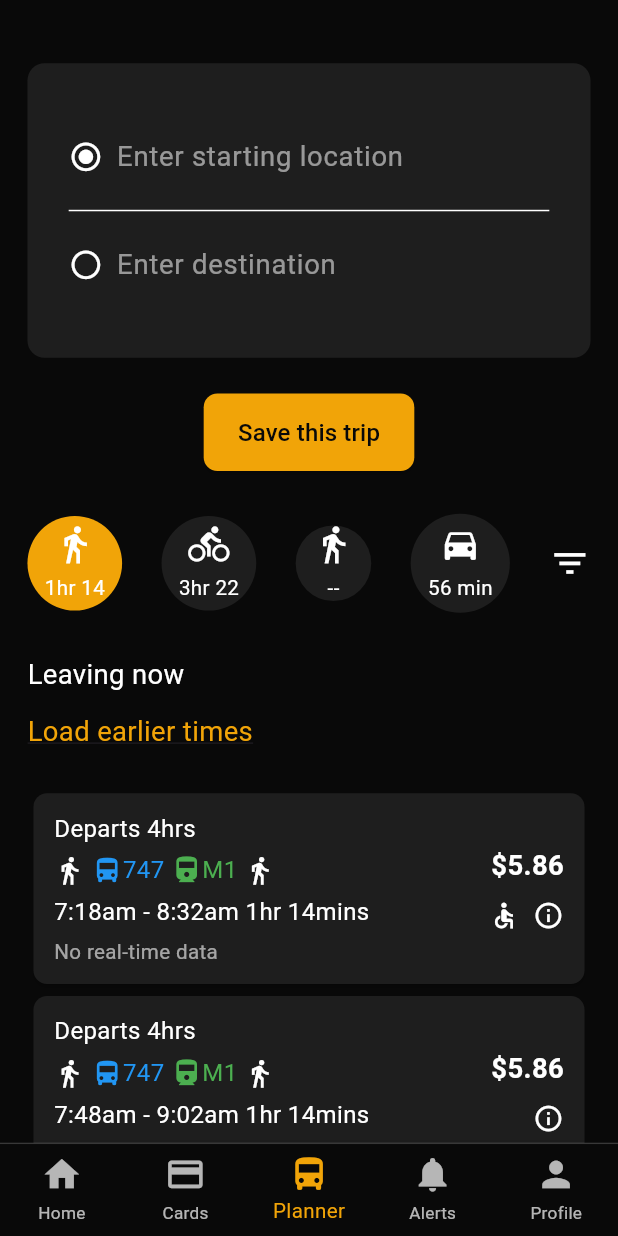
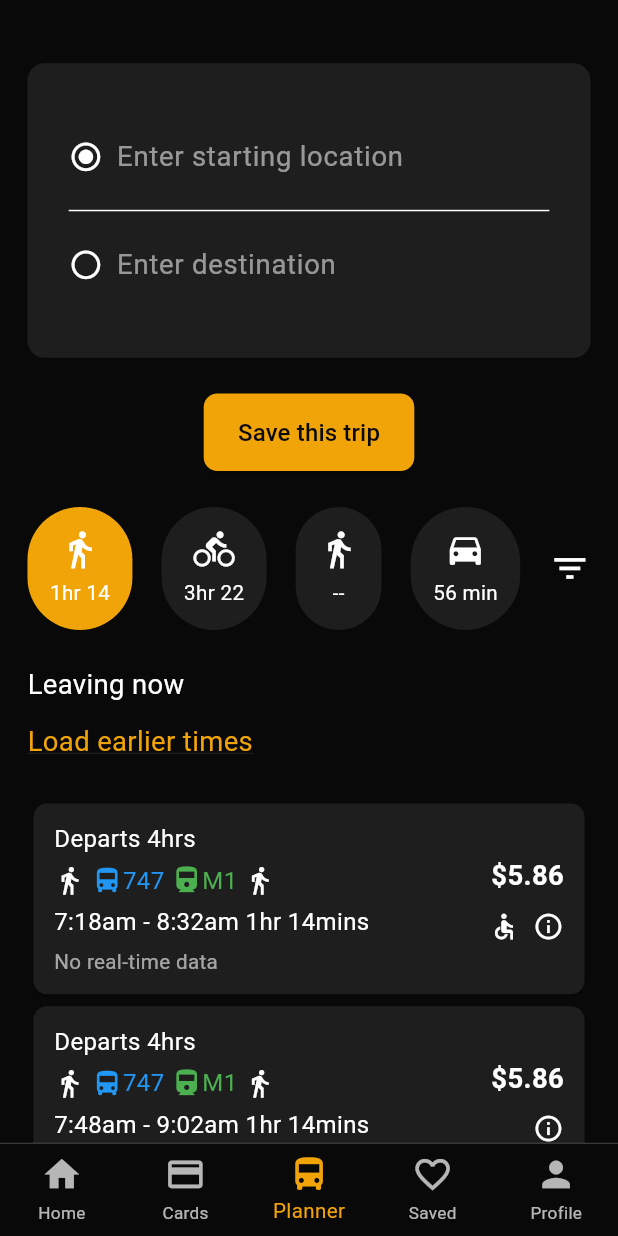
Before and after one commit to SyedMahiuddin/transport, a Flutter app: the screen it shows after launch, item 3 of the bottom bar chosen, on a phone screen of 412 x 824 dp. Run offline on Flutter 3.47's test engine with Material 3 defaults, Android fonts, the phone set to English and light mode, and no system bars; our stand-ins replace flutter_screenutil, get, google_maps_flutter; network calls fail.

Commit message:
all screen complete

```diff
--- a/lib/views/bottom_nav.dart
+++ b/lib/views/bottom_nav.dart
@@ -1,6 +1,8 @@
 import 'package:flutter/material.dart';
 import 'package:flutter_screenutil/flutter_screenutil.dart';
 import 'package:transport/views/card_screen.dart';
+import 'package:transport/views/profile_screen.dart';
+import 'package:transport/views/saved_trip.dart';
 import 'package:transport/views/transport_screen.dart';
 
 import '../customs/color_helper.dart';
@@ -23,8 +25,8 @@ class _OpalBottomNavBarState extends State<OpalBottomNavBar> {
     HomeScreen(),
     CardScreen(),
     TripPlannerScreen(),
-    HomeScreen(),
-    HomeScreen(),
+    SavedTripsScreen(),
+    ProfileScreen(),
   ];
 
   @override
@@ -61,8 +63,8 @@ class _OpalBottomNavBarState extends State<OpalBottomNavBar> {
               label: 'Planner',
             ),
             BottomNavigationBarItem(
-              icon: Icon(Icons.notifications, size: 24.w),
-              label: 'Alerts',
+              icon: Icon(Icons.favorite_border, size: 24.w),
+              label: 'Saved',
             ),
             BottomNavigationBarItem(
               icon: Icon(Icons.person, size: 24.w),
--- a/lib/views/card_screen.dart
+++ b/lib/views/card_screen.dart
@@ -14,7 +14,7 @@ class CardScreen extends StatelessWidget {
         child: Column(
           crossAxisAlignment: CrossAxisAlignment.center,
           children: [
-            SizedBox(height: 15.h),
+            SizedBox(height: 25.h),
             Container(
               width: MediaQuery.of(context).size.width,
               color: ColorHelper.primaryTheme,
--- a/lib/views/home_page.dart
+++ b/lib/views/home_page.dart
@@ -18,6 +18,7 @@ class HomeScreen extends StatelessWidget {
           child: Column(
             crossAxisAlignment: CrossAxisAlignment.start,
             children: [
+              SizedBox(height: 25.h,),
               Text(
                 'Welcome',
                 style: TextStyle(
--- a/lib/views/transport_screen.dart
+++ b/lib/views/transport_screen.dart
@@ -1,5 +1,7 @@
 import 'package:flutter/material.dart';
 import 'package:flutter_screenutil/flutter_screenutil.dart';
+import 'package:get/get.dart';
+import 'package:transport/views/map_screen.dart';
 
 import '../customs/color_helper.dart';
 
@@ -7,9 +9,9 @@ class TripPlannerScreen extends StatefulWidget {
   @override
   State<TripPlannerScreen> createState() => _TripPlannerScreenState();
 }
-
+bool stWriting=true;
 class _TripPlannerScreenState extends State<TripPlannerScreen> {
-  int selectedType=0;
+  int selectedTypeIndex=0;
   @override
   Widget build(BuildContext context) {
     return Scaffold(
@@ -39,7 +41,7 @@ class _TripPlannerScreenState extends State<TripPlannerScreen> {
                         children: [
                           Row(
                             children: [
-                              Icon(Icons.radio_button_checked, color: Colors.white, size: 20.sp),
+                              Icon(stWriting?Icons.radio_button_checked:Icons.radio_button_unchecked, color: Colors.white, size: 20.sp),
                               SizedBox(width: 8.w),
                               Expanded(
                                 child: TextField(
@@ -47,6 +49,11 @@ class _TripPlannerScreenState extends State<TripPlannerScreen> {
                                     color: Colors.white,
                                     fontSize: 16.sp,
                                   ),
+                                  onTap: (){
+                                    setState(() {
+                                      stWriting=true;
+                                    });
+                                  },
                                   decoration: InputDecoration(
                                     hintText: 'Enter starting location',
                                     hintStyle: TextStyle(color: Colors.white54),
@@ -59,7 +66,7 @@ class _TripPlannerScreenState extends State<TripPlannerScreen> {
                           Divider(color: Colors.white, height: 20.h),
                           Row(
                             children: [
-                              Icon(Icons.radio_button_unchecked, color: Colors.white, size: 20.sp),
+                              Icon(stWriting==false?Icons.radio_button_checked:Icons.radio_button_unchecked, color: Colors.white, size: 20.sp),
                               SizedBox(width: 8.w),
                               Expanded(
                                 child: TextField(
@@ -67,6 +74,11 @@ class _TripPlannerScreenState extends State<TripPlannerScreen> {
                                     color: Colors.white,
                                     fontSize: 16.sp,
                                   ),
+                                  onTap: (){
+                                    setState(() {
+                                      stWriting=false;
+                                    });
+                                  },
                                   decoration: InputDecoration(
                                     hintText: 'Enter destination',
                                     hintStyle: TextStyle(color: Colors.white54),
@@ -108,10 +120,34 @@ class _TripPlannerScreenState extends State<TripPlannerScreen> {
               Row(
                 mainAxisAlignment: MainAxisAlignment.spaceBetween,
                 children: [
-                  _buildTransportOption(Icons.directions_walk, '1hr 14', true),
-                  _buildTransportOption(Icons.directions_bike, '3hr 22', false),
-                  _buildTransportOption(Icons.directions_walk, '--', false),
-                  _buildTransportOption(Icons.directions_car, '56 min', false),
+                  GestureDetector(
+                    onTap: (){
+                      setState(() {
+                        selectedTypeIndex=0;
+                      });
+                    },
+                      child: _buildTransportOption(Icons.directions_walk, '1hr 14', selectedTypeIndex==0?true: false)),
+                  GestureDetector(
+                      onTap: (){
+                        setState(() {
+                          selectedTypeIndex=1;
+                        });
+                      },
+                      child: _buildTransportOption(Icons.directions_bike, '3hr 22', selectedTypeIndex==1?true: false)),
+                  GestureDetector(
+                      onTap: (){
+                        setState(() {
+                          selectedTypeIndex=2;
+                        });
+                      },
+                      child: _buildTransportOption(Icons.directions_walk, '--', selectedTypeIndex==2?true: false)),
+                  GestureDetector(
+                      onTap: (){
+                        setState(() {
+                          selectedTypeIndex=3;
+                        });
+                      },
+                      child: _buildTransportOption(Icons.directions_car, '56 min',selectedTypeIndex==3?true: false)),
                   Icon(Icons.filter_list, color: Colors.white, size: 24.sp),
                 ],
               ),
@@ -133,10 +169,34 @@ class _TripPlannerScreenState extends State<TripPlannerScreen> {
                 ),
               ),
               SizedBox(height: 20.h),
-              _buildTripOption('4hrs', '7:18am - 8:32am', '1hr 14mins', '\$5.86', true),
-              _buildTripOption('4hrs', '7:48am - 9:02am', '1hr 14mins', '\$5.86', false),
-              _buildTripOption('5hrs', '8:18am - 9:32am', '1hr 14mins', '\$5.86', false),
-              _buildTripOption('5hrs', '8:23am - 9:57am', '1hr 34mins', '\$5.86', false),
+              InkWell(
+                  onTap: () {
+                    Get.to(() => MapScreen(),
+                        transition: Transition.downToUp,
+                        duration: Duration(milliseconds: 400));
+                  },
+                  child: _buildTripOption('4hrs', '7:18am - 8:32am', '1hr 14mins', '\$5.86', true)),
+              InkWell(
+                  onTap: () {
+                    Get.to(() => MapScreen(),
+                        transition: Transition.downToUp,
+                        duration: Duration(milliseconds: 400));
+                  },
+                  child: _buildTripOption('4hrs', '7:48am - 9:02am', '1hr 14mins', '\$5.86', false)),
+              InkWell(
+                  onTap: () {
+                    Get.to(() => MapScreen(),
+                        transition: Transition.downToUp,
+                        duration: Duration(milliseconds: 400));
+                  },
+                  child: _buildTripOption('5hrs', '8:18am - 9:32am', '1hr 14mins', '\$5.86', false)),
+              InkWell(
+                  onTap: () {
+                    Get.to(() => MapScreen(),
+                        transition: Transition.downToUp,
+                        duration: Duration(milliseconds: 400));
+                  },
+                  child: _buildTripOption('5hrs', '8:23am - 9:57am', '1hr 34mins', '\$5.86', false)),
             ],
           ),
         ),
@@ -146,10 +206,10 @@ class _TripPlannerScreenState extends State<TripPlannerScreen> {
 
   Widget _buildTransportOption(IconData icon, String time, bool isSelected) {
     return Container(
-      padding: EdgeInsets.all(10.w),
+      padding: EdgeInsets.all(13.w),
       decoration: BoxDecoration(
+        borderRadius: BorderRadius.circular(70),
         color: isSelected ? ColorHelper.secondryTheme : ColorHelper.darkGrey,
-        shape: BoxShape.circle,
       ),
       child: Column(
         children: [
--- a/pubspec.yaml
+++ b/pubspec.yaml
@@ -38,6 +38,7 @@ dependencies:
   flutter_screenutil:
   get: ^4.6.6
   dotted_border: ^2.1.0
+  google_maps_flutter:
 
 dev_dependencies:
   flutter_test:
```
Also changed, not shown: lib/views/map_screen.dart (added, +180 -0 lines), lib/views/profile_screen.dart (added, +116 -0 lines), lib/views/saved_trip.dart (added, +80 -0 lines), pubspec.lock, 3 other files.
